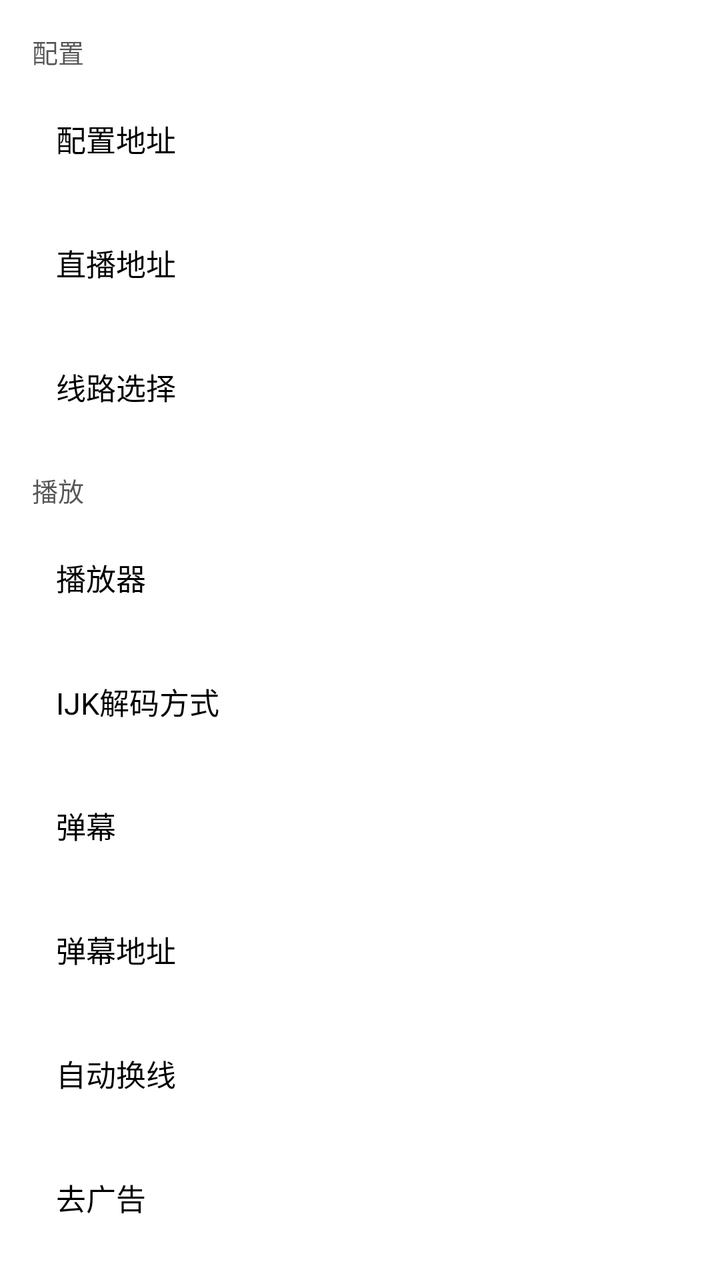
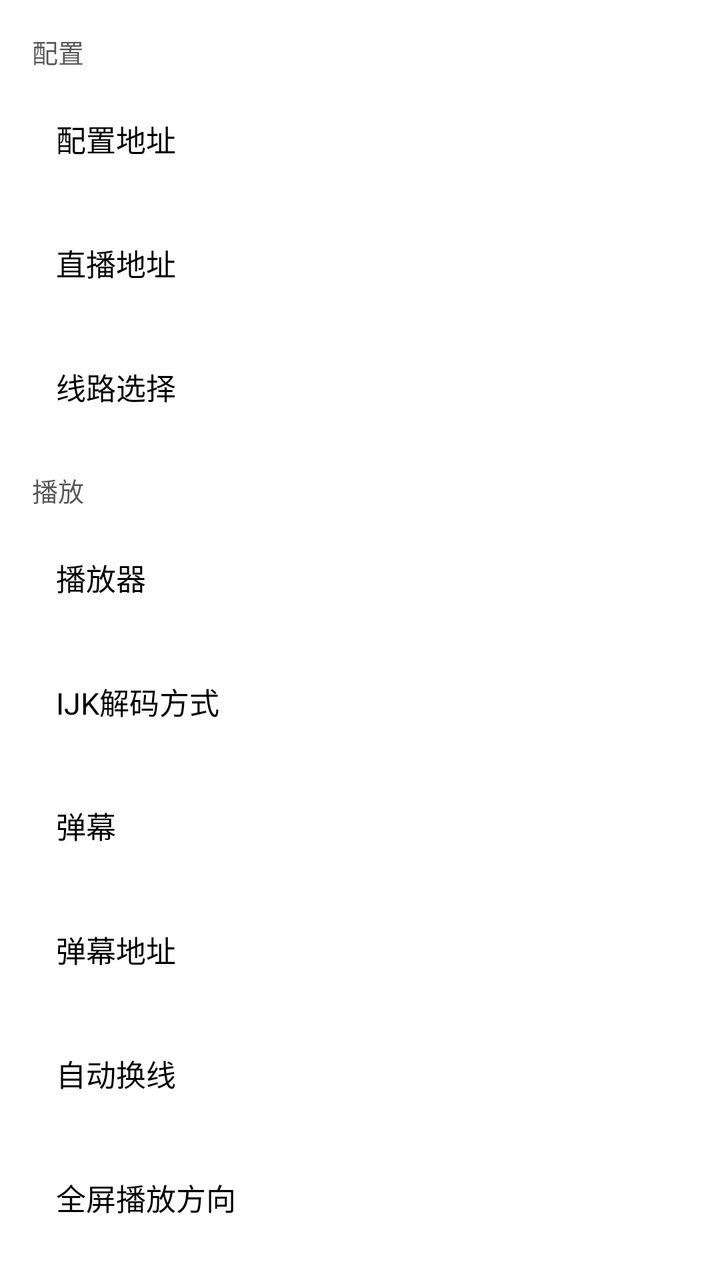

Two renders of the same Android screen: before a commit and after it. Below are the layout's source before the change and the commit's diff.
<!-- AndroidManifest.xml: application theme AppTheme.NoActionBar -->
<!-- res/layout/fragment_model.xml -->
<?xml version="1.0" encoding="utf-8"?>
<FrameLayout xmlns:android="http://schemas.android.com/apk/res/android"
    android:layout_width="match_parent"
    android:layout_height="match_parent">

    <ScrollView
        android:layout_width="match_parent"
        android:layout_height="match_parent"
        android:scrollbars="none"
        android:overScrollMode="never">

        <LinearLayout
            android:layout_width="match_parent"
            android:layout_height="wrap_content"
            android:orientation="vertical"
            android:paddingLeft="12dp"
            android:paddingRight="12dp"
            android:paddingTop="8dp"
            android:paddingBottom="16dp">

            
            <LinearLayout
                android:id="@+id/llDebug"
                android:layout_width="match_parent"
                android:layout_height="56dp"
                android:layout_marginBottom="6dp"
                android:background="@drawable/shape_setting_model_focus"
                android:gravity="center_vertical"
                android:orientation="horizontal"
                android:paddingLeft="16dp"
                android:paddingRight="16dp"
                android:visibility="gone">
                <TextView
                    android:layout_width="wrap_content"
                    android:layout_height="wrap_content"
                    android:text="调试模式"
                    android:textColor="@android:color/black"
                    android:textSize="15sp" />
                <Space android:layout_width="0dp" android:layout_height="wrap_content" android:layout_weight="1" />
                <TextView
                    android:id="@+id/tvDebugOpen"
                    android:layout_width="wrap_content"
                    android:layout_height="wrap_content"
                    android:textColor="@android:color/black"
                    android:textSize="14sp" />
            </LinearLayout>

            
            <TextView
                android:layout_width="match_parent"
                android:layout_height="wrap_content"
                android:text="配置"
                android:textColor="#AA000000"
                android:textSize="13sp"
                android:paddingLeft="4dp"
                android:paddingTop="8dp"
                android:paddingBottom="6dp" />

            
            <LinearLayout
                android:id="@+id/llApi"
                android:layout_width="match_parent"
                android:layout_height="56dp"
                android:layout_marginBottom="6dp"
                android:background="@drawable/shape_setting_model_focus"
                android:gravity="center_vertical"
                android:orientation="horizontal"
                android:paddingLeft="16dp"
                android:paddingRight="16dp">
                <TextView android:layout_width="wrap_content" android:layout_height="wrap_content"
                    android:text="配置地址" android:textColor="@android:color/black" android:textSize="15sp"/>
                <Space android:layout_width="0dp" android:layout_height="wrap_content" android:layout_weight="1"/>
                <TextView android:id="@+id/tvApi" android:layout_width="0dp" android:layout_height="wrap_content"
                    android:layout_weight="1" android:ellipsize="end" android:singleLine="true"
                    android:gravity="end" android:textColor="#AA000000" android:textSize="13sp"/>
            </LinearLayout>

            
            <LinearLayout
                android:id="@+id/llLiveSource"
                android:layout_width="match_parent"
                android:layout_height="56dp"
                android:layout_marginBottom="6dp"
                android:background="@drawable/shape_setting_model_focus"
                android:gravity="center_vertical"
                android:orientation="horizontal"
                android:paddingLeft="16dp"
                android:paddingRight="16dp">
                <TextView android:layout_width="wrap_content" android:layout_height="wrap_content"
                    android:text="直播地址" android:textColor="@android:color/black" android:textSize="15sp"/>
                <Space android:layout_width="0dp" android:layout_height="wrap_content" android:layout_weight="1"/>
            </LinearLayout>

            
            <LinearLayout
                android:id="@+id/llApiLine"
                android:layout_width="match_parent"
                android:layout_height="56dp"
                android:layout_marginBottom="6dp"
                android:background="@drawable/shape_setting_model_focus"
                android:gravity="center_vertical"
                android:orientation="horizontal"
                android:paddingLeft="16dp"
                android:paddingRight="16dp"
                android:visibility="visible">
                <TextView android:layout_width="wrap_content" android:layout_height="wrap_content"
                    android:text="线路选择" android:textColor="@android:color/black" android:textSize="15sp"/>
                <Space android:layout_width="0dp" android:layout_height="wrap_content" android:layout_weight="1"/>
                <TextView android:id="@+id/tvApiLine" android:layout_width="0dp" android:layout_height="wrap_content"
                    android:layout_weight="1" android:ellipsize="end" android:singleLine="true"
                    android:gravity="end" android:textColor="#AA000000" android:textSize="13sp"/>
            </LinearLayout>

            
            <TextView
                android:layout_width="match_parent"
                android:layout_height="wrap_content"
                android:text="播放"
                android:textColor="#AA000000"
                android:textSize="13sp"
                android:paddingLeft="4dp"
                android:paddingTop="8dp"
                android:paddingBottom="6dp" />

            
            <LinearLayout
                android:id="@+id/llPlay"
                android:layout_width="match_parent"
                android:layout_height="56dp"
                android:layout_marginBottom="6dp"
                android:background="@drawable/shape_setting_model_focus"
                android:gravity="center_vertical"
                android:orientation="horizontal"
                android:paddingLeft="16dp"
                android:paddingRight="16dp">
                <TextView android:layout_width="wrap_content" android:layout_height="wrap_content"
                    android:text="播放器" android:textColor="@android:color/black" android:textSize="15sp"/>
                <Space android:layout_width="0dp" android:layout_height="wrap_content" android:layout_weight="1"/>
                <TextView android:id="@+id/tvPlay" android:layout_width="wrap_content"
                    android:layout_height="wrap_content" android:textColor="#AA000000" android:textSize="13sp"/>
            </LinearLayout>

            
            <LinearLayout
                android:id="@+id/llMediaCodec"
                android:layout_width="match_parent"
                android:layout_height="56dp"
                android:layout_marginBottom="6dp"
                android:background="@drawable/shape_setting_model_focus"
                android:gravity="center_vertical"
                android:orientation="horizontal"
                android:paddingLeft="16dp"
                android:paddingRight="16dp">
                <TextView android:layout_width="wrap_content" android:layout_height="wrap_content"
                    android:text="IJK解码方式" android:textColor="@android:color/black" android:textSize="15sp"/>
                <Space android:layout_width="0dp" android:layout_height="wrap_content" android:layout_weight="1"/>
                <TextView android:id="@+id/tvMediaCodec" android:layout_width="wrap_content"
                    android:layout_height="wrap_content" android:textColor="#AA000000" android:textSize="13sp"/>
            </LinearLayout>

            
            <LinearLayout
                android:id="@+id/danmuOpen"
                android:layout_width="match_parent"
                android:layout_height="56dp"
                android:layout_marginBottom="6dp"
                android:background="@drawable/shape_setting_model_focus"
                android:gravity="center_vertical"
                android:orientation="horizontal"
                android:paddingLeft="16dp"
                android:paddingRight="16dp">
                <TextView android:layout_width="wrap_content" android:layout_height="wrap_content"
                    android:text="弹幕" android:textColor="@android:color/black" android:textSize="15sp"/>
                <Space android:layout_width="0dp" android:layout_height="wrap_content" android:layout_weight="1"/>
                <TextView android:id="@+id/danmuOpenText" android:layout_width="wrap_content"
                    android:layout_height="wrap_content" android:textColor="#AA000000" android:textSize="13sp"/>
            </LinearLayout>

            
            <LinearLayout
                android:id="@+id/danmuApi"
                android:layout_width="match_parent"
                android:layout_height="56dp"
                android:layout_marginBottom="6dp"
                android:background="@drawable/shape_setting_model_focus"
                android:gravity="center_vertical"
                android:orientation="horizontal"
                android:paddingLeft="16dp"
                android:paddingRight="16dp">
                <TextView android:layout_width="wrap_content" android:layout_height="wrap_content"
                    android:text="弹幕地址" android:textColor="@android:color/black" android:textSize="15sp"/>
                <Space android:layout_width="0dp" android:layout_height="wrap_content" android:layout_weight="1"/>
                <TextView android:id="@+id/danmuApiText" android:layout_width="0dp" android:layout_height="wrap_content"
                    android:layout_weight="1" android:ellipsize="end" android:singleLine="true"
                    android:gravity="end" android:textColor="#AA000000" android:textSize="13sp"/>
            </LinearLayout>

            
            <LinearLayout
                android:id="@+id/autoSwitchLine"
                android:layout_width="match_parent"
                android:layout_height="56dp"
                android:layout_marginBottom="6dp"
                android:background="@drawable/shape_setting_model_focus"
                android:gravity="center_vertical"
                android:orientation="horizontal"
                android:paddingLeft="16dp"
                android:paddingRight="16dp">
                <TextView android:layout_width="wrap_content" android:layout_height="wrap_content"
                    android:text="自动换线" android:textColor="@android:color/black" android:textSize="15sp"/>
                <Space android:layout_width="0dp" android:layout_height="wrap_content" android:layout_weight="1"/>
                <TextView android:id="@+id/autoSwitchLineText" android:layout_width="wrap_content"
                    android:layout_height="wrap_content" android:textColor="#AA000000" android:textSize="13sp"/>
            </LinearLayout>

            
            <LinearLayout
                android:id="@+id/m3u8Ad"
                android:layout_width="match_parent"
                android:layout_height="56dp"
                android:layout_marginBottom="6dp"
                android:background="@drawable/shape_setting_model_focus"
                android:gravity="center_vertical"
                android:orientation="horizontal"
                android:paddingLeft="16dp"
                android:paddingRight="16dp">
                <TextView android:layout_width="wrap_content" android:layout_height="wrap_content"
                    android:text="去广告" android:textColor="@android:color/black" android:textSize="15sp"/>
                <Space android:layout_width="0dp" android:layout_height="wrap_content" android:layout_weight="1"/>
                <TextView android:id="@+id/m3u8AdText" android:layout_width="wrap_content"
                    android:layout_height="wrap_content" android:textColor="#AA000000" android:textSize="13sp"/>
            </LinearLayout>

            
            <TextView
                android:layout_width="match_parent"
                android:layout_height="wrap_content"
                android:text="显示"
                android:textColor="#AA000000"
                android:textSize="13sp"
                android:paddingLeft="4dp"
                android:paddingTop="8dp"
                android:paddingBottom="6dp" />

            
            <LinearLayout
                android:id="@+id/llHomeRec"
                android:layout_width="match_parent"
                android:layout_height="56dp"
                android:layout_marginBottom="6dp"
                android:background="@drawable/shape_setting_model_focus"
                android:gravity="center_vertical"
                android:orientation="horizontal"
                android:paddingLeft="16dp"
                android:paddingRight="16dp">
                <TextView android:layout_width="wrap_content" android:layout_height="wrap_content"
                    android:text="首页推荐" android:textColor="@android:color/black" android:textSize="15sp"/>
                <Space android:layout_width="0dp" android:layout_height="wrap_content" android:layout_weight="1"/>
                <TextView android:id="@+id/tvHomeRec" android:layout_width="wrap_content"
                    android:layout_height="wrap_content" android:textColor="#AA000000" android:textSize="13sp"/>
            </LinearLayout>

            
            <LinearLayout
                android:id="@+id/llWp"
                android:layout_width="match_parent"
                android:layout_height="56dp"
                android:layout_marginBottom="6dp"
                android:background="@drawable/shape_setting_model_focus"
                android:gravity="center_vertical"
                android:orientation="horizontal"
                android:paddingLeft="16dp"
                android:paddingRight="16dp">
                <TextView android:layout_width="wrap_content" android:layout_height="wrap_content"
                    android:text="上传壁纸" android:textColor="@android:color/black" android:textSize="15sp"/>
                <Space android:layout_width="0dp" android:layout_height="wrap_content" android:layout_weight="1"/>
            </LinearLayout>

            
            <LinearLayout
                android:id="@+id/llWpRecovery"
                android:layout_width="match_parent"
                android:layout_height="56dp"
                android:layout_marginBottom="6dp"
                android:background="@drawable/shape_setting_model_focus"
                android:gravity="center_vertical"
                android:orientation="horizontal"
                android:paddingLeft="16dp"
                android:paddingRight="16dp">
                <TextView android:layout_width="wrap_content" android:layout_height="wrap_content"
                    android:text="重置壁纸" android:textColor="@android:color/black" android:textSize="15sp"/>
                <Space android:layout_width="0dp" android:layout_height="wrap_content" android:layout_weight="1"/>
            </LinearLayout>

            
            <TextView
                android:layout_width="match_parent"
                android:layout_height="wrap_content"
                android:text="其他"
                android:textColor="#AA000000"
                android:textSize="13sp"
                android:paddingLeft="4dp"
                android:paddingTop="8dp"
                android:paddingBottom="6dp" />

            
            <LinearLayout
                android:id="@+id/llRender"
                android:layout_width="match_parent"
                android:layout_height="56dp"
                android:layout_marginBottom="6dp"
                android:background="@drawable/shape_setting_model_focus"
                android:gravity="center_vertical"
                android:orientation="horizontal"
                android:paddingLeft="16dp"
                android:paddingRight="16dp">
                <TextView android:layout_width="wrap_content" android:layout_height="wrap_content"
                    android:text="渲染方式" android:textColor="@android:color/black" android:textSize="15sp"/>
                <Space android:layout_width="0dp" android:layout_height="wrap_content" android:layout_weight="1"/>
                <TextView android:id="@+id/tvRenderType" android:layout_width="wrap_content"
                    android:layout_height="wrap_content" android:textColor="#AA000000" android:textSize="13sp"/>
            </LinearLayout>

            
            <LinearLayout
                android:id="@+id/llDns"
                android:layout_width="match_parent"
                android:layout_height="56dp"
                android:layout_marginBottom="6dp"
                android:background="@drawable/shape_setting_model_focus"
                android:gravity="center_vertical"
                android:orientation="horizontal"
                android:paddingLeft="16dp"
                android:paddingRight="16dp">
                <TextView android:layout_width="wrap_content" android:layout_height="wrap_content"
                    android:text="安全DNS" android:textColor="@android:color/black" android:textSize="15sp"/>
                <Space android:layout_width="0dp" android:layout_height="wrap_content" android:layout_weight="1"/>
                <TextView android:id="@+id/tvDns" android:layout_width="wrap_content"
                    android:layout_height="wrap_content" android:textColor="#AA000000" android:textSize="13sp"/>
            </LinearLayout>

            
            <LinearLayout
                android:id="@+id/llParseWebVew"
                android:layout_width="match_parent"
                android:layout_height="56dp"
                android:layout_marginBottom="6dp"
                android:background="@drawable/shape_setting_model_focus"
                android:gravity="center_vertical"
                android:orientation="horizontal"
                android:paddingLeft="16dp"
                android:paddingRight="16dp">
                <TextView android:layout_width="wrap_content" android:layout_height="wrap_content"
                    android:text="嗅探Webview" android:textColor="@android:color/black" android:textSize="15sp"/>
                <Space android:layout_width="0dp" android:layout_height="wrap_content" android:layout_weight="1"/>
                <TextView android:id="@+id/tvParseWebView" android:layout_width="wrap_content"
                    android:layout_height="wrap_content" android:textColor="#AA000000" android:textSize="13sp"/>
            </LinearLayout>

            
            <LinearLayout
                android:id="@+id/llIjkCachePlay"
                android:layout_width="match_parent"
                android:layout_height="56dp"
                android:layout_marginBottom="6dp"
                android:background="@drawable/shape_setting_model_focus"
                android:gravity="center_vertical"
                android:orientation="horizontal"
                android:paddingLeft="16dp"
                android:paddingRight="16dp">
                <TextView android:layout_width="wrap_content" android:layout_height="wrap_content"
                    android:text="IJK缓存" android:textColor="@android:color/black" android:textSize="15sp"/>
                <Space android:layout_width="0dp" android:layout_height="wrap_content" android:layout_weight="1"/>
                <TextView android:id="@+id/tvIjkCachePlay" android:layout_width="wrap_content"
                    android:layout_height="wrap_content" android:text="关闭"
                    android:textColor="#AA000000" android:textSize="13sp"/>
            </LinearLayout>

            
            <LinearLayout
                android:id="@+id/llClearCache"
                android:layout_width="match_parent"
                android:layout_height="56dp"
                android:layout_marginBottom="6dp"
                android:background="@drawable/shape_setting_model_focus"
                android:gravity="center_vertical"
                android:orientation="horizontal"
                android:paddingLeft="16dp"
                android:paddingRight="16dp">
                <TextView android:layout_width="wrap_content" android:layout_height="wrap_content"
                    android:text="清空缓存" android:textColor="@android:color/black" android:textSize="15sp"/>
                <Space android:layout_width="0dp" android:layout_height="wrap_content" android:layout_weight="1"/>
            </LinearLayout>

            
            <LinearLayout
                android:id="@+id/llBackup"
                android:layout_width="match_parent"
                android:layout_height="56dp"
                android:layout_marginBottom="6dp"
                android:background="@drawable/shape_setting_model_focus"
                android:gravity="center_vertical"
                android:orientation="horizontal"
                android:paddingLeft="16dp"
                android:paddingRight="16dp">
                <TextView android:layout_width="wrap_content" android:layout_height="wrap_content"
                    android:text="数据备份" android:textColor="@android:color/black" android:textSize="15sp"/>
                <Space android:layout_width="0dp" android:layout_height="wrap_content" android:layout_weight="1"/>
            </LinearLayout>

            
            <LinearLayout
                android:id="@+id/llAbout"
                android:layout_width="match_parent"
                android:layout_height="56dp"
                android:layout_marginBottom="6dp"
                android:background="@drawable/shape_setting_model_focus"
                android:gravity="center_vertical"
                android:orientation="horizontal"
                android:paddingLeft="16dp"
                android:paddingRight="16dp">
                <TextView android:layout_width="wrap_content" android:layout_height="wrap_content"
                    android:text="关于" android:textColor="@android:color/black" android:textSize="15sp"/>
                <Space android:layout_width="0dp" android:layout_height="wrap_content" android:layout_weight="1"/>
            </LinearLayout>

        </LinearLayout>
    </ScrollView>
</FrameLayout>
<!-- resources referenced by this layout -->
<resources>
  <!-- drawable shape_setting_model_focus (drawable) -->
  <?xml version="1.0" encoding="utf-8"?>
  <selector xmlns:android="http://schemas.android.com/apk/res/android">
      <item android:state_focused="true">
          <shape>
              <corners android:radius="@dimen/vs_5" />
              <solid android:color="@color/color_6632364E" />
              <stroke android:width="@dimen/vs_2" android:color="@android:color/white" />
          </shape>
      </item>
      <item android:state_focused="false">
          <shape>
              <corners android:radius="@dimen/vs_5" />
              <solid android:color="@android:color/transparent" />
          </shape>
      </item>
  </selector>
  <style name="AppTheme.NoActionBar" parent="AppTheme">
          <item name="android:windowActionBar">false</item>
          <item name="android:windowNoTitle">true</item>
          <item name="windowActionBar">false</item>
          <item name="android:windowContentOverlay">@null</item>
          <item name="windowNoTitle">true</item>
          <item name="android:keepScreenOn">true</item>
          <item name="android:windowBackground">@android:color/transparent</item>
          
          <item name="android:windowTranslucentStatus">false</item>
          <item name="android:statusBarColor">@android:color/transparent</item>
          <item name="android:windowDrawsSystemBarBackgrounds">true</item>
          <item name="android:fitsSystemWindows">false</item>
          
          <item name="android:windowLightStatusBar">true</item>
      </style>
  <dimen name="vs_5">5dp</dimen>
  <color name="color_6632364E">#6632364E</color>
  <dimen name="vs_2">2dp</dimen>
  <style name="AppTheme" parent="Theme.AppCompat.Light.DarkActionBar">
          
          <item name="colorPrimary">@color/color_6200EE</item>
          <item name="colorPrimaryDark">@color/color_3700B3</item>
          <item name="colorAccent">@color/color_03DAC5</item>
      </style>
  <color name="color_6200EE">#6200EE</color>
  <color name="color_3700B3">#3700B3</color>
  <color name="color_03DAC5">#03DAC5</color>
</resources>

<!-- the commit's change to res/layout/fragment_model.xml (unified diff, before → after) -->
@@ -215,6 +215,24 @@
 
             
             <LinearLayout
+                android:id="@+id/llFullscreenOrientation"
+                android:layout_width="match_parent"
+                android:layout_height="56dp"
+                android:layout_marginBottom="6dp"
+                android:background="@drawable/shape_setting_model_focus"
+                android:gravity="center_vertical"
+                android:orientation="horizontal"
+                android:paddingLeft="16dp"
+                android:paddingRight="16dp">
+                <TextView android:layout_width="wrap_content" android:layout_height="wrap_content"
+                    android:text="全屏播放方向" android:textColor="@android:color/black" android:textSize="15sp"/>
+                <Space android:layout_width="0dp" android:layout_height="wrap_content" android:layout_weight="1"/>
+                <TextView android:id="@+id/tvFullscreenOrientation" android:layout_width="wrap_content"
+                    android:layout_height="wrap_content" android:textColor="#AA000000" android:textSize="13sp"/>
+            </LinearLayout>
+
+            
+            <LinearLayout
                 android:id="@+id/m3u8Ad"
                 android:layout_width="match_parent"
                 android:layout_height="56dp"
